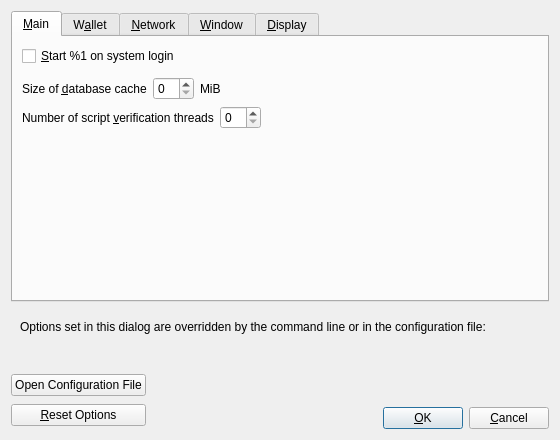
indxcoin/indxcoin, file src/qt/forms/optionsdialog.ui: the form before one commit.
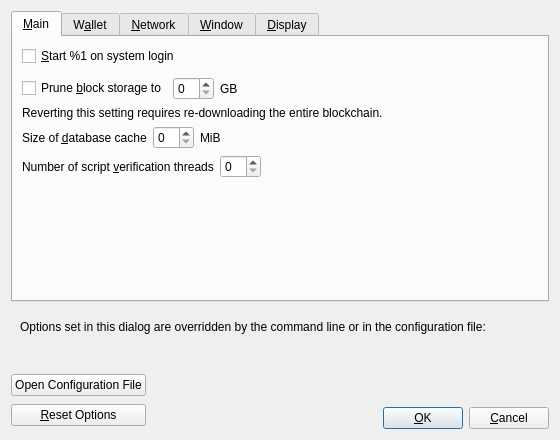
The form after the commit. Custom widgets are drawn as their Qt base class.

The edit to the form file:
```diff
--- a/src/qt/forms/optionsdialog.ui
+++ b/src/qt/forms/optionsdialog.ui
@@ -50,6 +50,56 @@
          </property>
         </spacer>
        </item>
+       <item>
+       <layout class="QHBoxLayout" name="horizontalLayout_Main_Prune">
+        <item>
+         <widget class="QCheckBox" name="prune">
+          <property name="toolTip">
+           <string>Enabling pruning significantly reduces the disk space required to store transactions. All blocks are still fully validated. Reverting this setting requires re-downloading the entire blockchain.</string>
+          </property>
+          <property name="text">
+           <string>Prune &amp;block storage to</string>
+          </property>
+         </widget>
+        </item>
+        <item>
+         <widget class="QSpinBox" name="pruneSize"/>
+        </item>
+         <item>
+          <widget class="QLabel" name="pruneSizeUnitLabel">
+           <property name="text">
+            <string>GB</string>
+           </property>
+           <property name="textFormat">
+            <enum>Qt::PlainText</enum>
+           </property>
+          </widget>
+         </item>
+         <item>
+          <spacer name="horizontalSpacer_Main_Prune">
+           <property name="orientation">
+            <enum>Qt::Horizontal</enum>
+           </property>
+           <property name="sizeHint" stdset="0">
+            <size>
+             <width>40</width>
+             <height>20</height>
+            </size>
+           </property>
+          </spacer>
+         </item>
+        </layout>
+       </item>
+       <item>
+        <widget class="QLabel" name="pruneWarning">
+         <property name="text">
+          <string>Reverting this setting requires re-downloading the entire blockchain.</string>
+         </property>
+         <property name="textFormat">
+          <enum>Qt::PlainText</enum>
+         </property>
+        </widget>
+       </item>
        <item>
         <layout class="QHBoxLayout" name="horizontalLayout_2_Main">
          <item>
```
Left out of the diff: 12 changed lines with no effect on the pictures.
